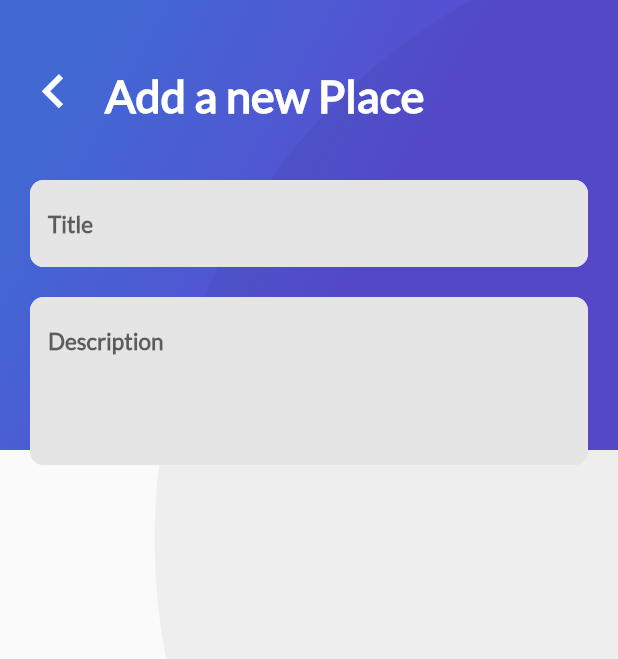
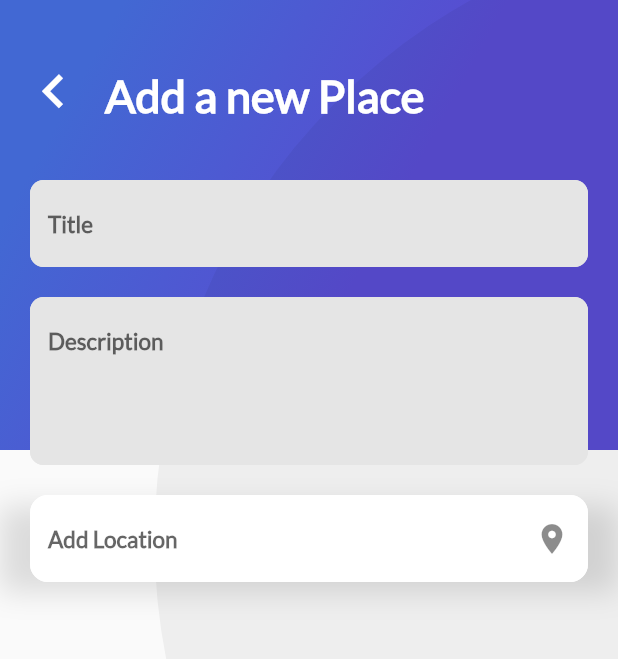
Before and after one commit to zesaru/platzitrips, a Flutter app: the AddPlaceScreen screen opened directly, on a phone screen of 412 x 824 dp. Shown: the top 659 px of the screen. Run offline on Flutter 3.47's test engine with Material 2 defaults, Android fonts, the phone set to English and light mode, and no system bars; our stand-ins replace cloud_firestore, firebase_auth, google_sign_in; missing offline and left inert: generic_bloc_provider; accounts and stored records are empty.

Commit message:
Widget TextField con iconos en Flutter

```diff
--- a/lib/Place/ui/screens/add_place_screen.dart
+++ b/lib/Place/ui/screens/add_place_screen.dart
@@ -1,5 +1,6 @@
 import 'dart:io';
 import 'package:flutter/material.dart';
+import 'package:platzitrips/Place/ui/widgets/title_input_location.dart';
 import 'package:platzitrips/widgets/gradient_back.dart';
 import 'package:platzitrips/widgets/title_header.dart';
 import 'package:platzitrips/widgets/text_input.dart';
@@ -75,12 +76,12 @@ class _AddPlaceScreen extends State<AddPlaceScreen> {
                   maxLines: 4,
                   controller: _controllerDescriptionPlace,
                 ),
-//                Container(
-//                  margin: EdgeInsets.only(top: 20.0),
-//                  child: TextInputLocation(
-//                    hintText: "Add Location",
-//                    iconData: Icons.location_on,),
-//                )
+                Container(
+                  margin: EdgeInsets.only(top: 20.0),
+                  child: TextInputLocation(
+                    hintText: "Add Location",
+                    iconData: Icons.location_on,),
+                )
               ],
             ),
 
--- /dev/null
+++ b/lib/Place/ui/widgets/title_input_location.dart
@@ -0,0 +1,64 @@
+import 'package:flutter/material.dart';
+
+
+class TextInputLocation extends StatelessWidget {
+
+  final String hintText;
+  final TextEditingController controller;
+  final IconData iconData;
+
+  TextInputLocation({
+    Key key,
+    @required this.hintText,
+    @required this.iconData,
+    @required this.controller
+  });
+
+  @override
+  Widget build(BuildContext context) {
+    return Container(
+      padding: EdgeInsets.only(right: 20.0, left: 20.0),
+      child: TextField(
+        controller: controller,
+
+        style: TextStyle(
+            fontSize: 15.0,
+            fontFamily: "Lato",
+            color: Colors.blueGrey,
+            fontWeight: FontWeight.bold
+        ),
+
+        decoration: InputDecoration(
+            hintText: hintText,
+            suffixIcon:  Icon(iconData),
+            fillColor: Color(0xFFFFFFFF),
+            filled: true,
+            border:  InputBorder.none,
+            enabledBorder: OutlineInputBorder(
+                borderSide: BorderSide(color: Color(0xFFFFFFFF)),
+                borderRadius: BorderRadius.all(Radius.circular(12.0))
+            ),
+            focusedBorder: OutlineInputBorder(
+                borderSide: BorderSide(color: Color(0xFFFFFFFF)),
+                borderRadius: BorderRadius.all(Radius.circular(12.0))
+            )
+
+
+
+        ),
+      ),
+
+      decoration: BoxDecoration(
+          boxShadow: <BoxShadow>[
+            BoxShadow(
+                color: Colors.black12,
+                blurRadius: 15.0,
+                offset: Offset(0.0, 7.0)
+            )
+          ]
+      ),
+
+
+    );
+  }
+}
```
